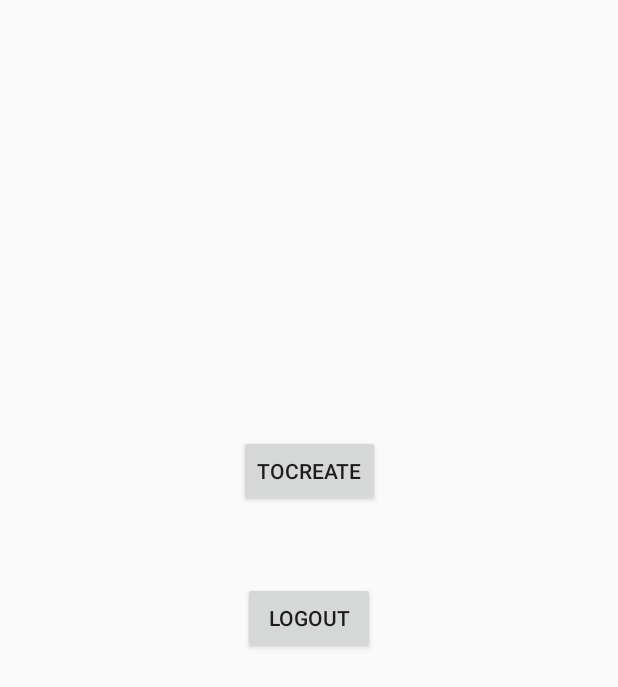
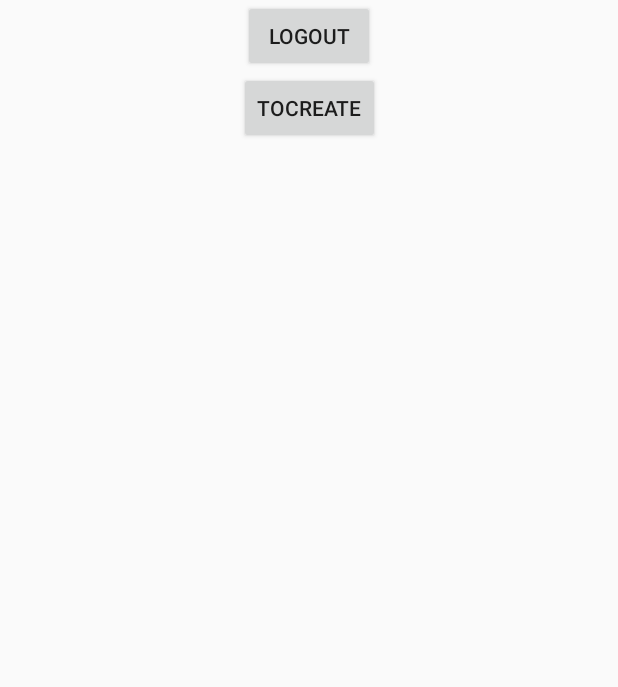
Before and after one commit to dubey2k/MSTi, an Android app: the screen it shows after launch once a user with an empty profile is signed in (MainActivity), on a phone screen of 412 x 824 dp. Shown: the top 687 px of the screen. Run offline under Robolectric (Android 15) with nearby library versions, the phone set to English and light mode, and no system bars; our stand-ins replace Firebase (no records; nobody signed in at launch, a user with empty details on screens opened directly).

```diff
--- a/app/build.gradle
+++ b/app/build.gradle
@@ -21,6 +21,7 @@ android {
 }
 
 dependencies {
+
     implementation fileTree(dir: 'libs', include: ['*.jar'])
     implementation 'androidx.appcompat:appcompat:1.1.0'
     implementation 'androidx.constraintlayout:constraintlayout:1.1.3'
@@ -29,13 +30,13 @@ dependencies {
     implementation 'com.google.firebase:firebase-database:19.2.0'
     implementation 'com.google.firebase:firebase-firestore:21.3.1'
     testImplementation 'junit:junit:4.12'
-    androidTestImplementation 'androidx.test.ext:junit:1.1.0'
+    androidTestImplementation 'androidx.test.ext:junit:1.1.1'
     androidTestImplementation 'androidx.test.espresso:espresso-core:3.2.0'
     implementation 'androidx.cardview:cardview:1.0.0'
     implementation 'com.google.android.material:material:1.0.0'
     implementation 'de.hdodenhof:circleimageview:3.0.1'
 
-    implementation 'com.google.android.gms:play-services-auth:16.0.0'
+    implementation 'com.google.android.gms:play-services-auth:17.0.0'
     implementation 'me.dm7.barcodescanner:zxing:1.9'
 
 
--- a/app/src/main/java/com/example/msti/Create_Profile.java
+++ b/app/src/main/java/com/example/msti/Create_Profile.java
@@ -49,13 +49,14 @@ public class Create_Profile extends AppCompatActivity {
     ArrayAdapter<String> year_Adapter_spinner;
 
 
-     FirebaseFirestore database = FirebaseFirestore.getInstance();
+     private FirebaseFirestore database;
 
 
     @Override
     protected void onCreate(@Nullable Bundle savedInstanceState) {
         super.onCreate(savedInstanceState);
         setContentView(R.layout.create_profile);
+        database = FirebaseFirestore.getInstance();
         init();
 
 
--- a/app/src/main/java/com/example/msti/MainActivity.java
+++ b/app/src/main/java/com/example/msti/MainActivity.java
@@ -1,23 +1,31 @@
 package com.example.msti;
 
+import androidx.annotation.NonNull;
 import androidx.appcompat.app.AppCompatActivity;
 
 import android.content.Intent;
 import android.os.Bundle;
 import android.view.Menu;
+import android.view.MenuItem;
 import android.view.View;
 import android.widget.Button;
 
+import com.google.android.material.navigation.NavigationView;
 import com.google.firebase.auth.FirebaseAuth;
 
-public class MainActivity extends AppCompatActivity {
+public class MainActivity extends AppCompatActivity implements NavigationView.OnNavigationItemSelectedListener {
     Button logout,tocreate;
     FirebaseAuth mAuth= FirebaseAuth.getInstance();
+    NavigationView navigationView;
+
 
     @Override
     protected void onCreate(Bundle savedInstanceState) {
         super.onCreate(savedInstanceState);
         setContentView(R.layout.activity_main);
+         navigationView = findViewById(R.id.nav_view);
+
+         navigationView.setNavigationItemSelectedListener(this);
 
         tocreate=findViewById(R.id.tocreate);
         logout = findViewById(R.id.logout);
@@ -38,4 +46,8 @@ public class MainActivity extends AppCompatActivity {
         });
     }
 
+    @Override
+    public boolean onNavigationItemSelected(@NonNull MenuItem menuItem) {
+        return false;
+    }
 }
--- a/app/src/main/res/layout/activity_login.xml
+++ b/app/src/main/res/layout/activity_login.xml
@@ -19,7 +19,6 @@
         app:layout_constraintTop_toTopOf="parent" />
 
     <com.google.android.material.textfield.TextInputLayout
-        android:id="@+id/textInputLayout"
         android:layout_width="match_parent"
         android:layout_height="wrap_content"
         android:layout_marginStart="10dp"
--- a/app/src/main/res/layout/activity_main.xml
+++ b/app/src/main/res/layout/activity_main.xml
@@ -1,17 +1,27 @@
 <?xml version="1.0" encoding="utf-8"?>
-<androidx.constraintlayout.widget.ConstraintLayout xmlns:android="http://schemas.android.com/apk/res/android"
+<androidx.drawerlayout.widget.DrawerLayout xmlns:android="http://schemas.android.com/apk/res/android"
     xmlns:app="http://schemas.android.com/apk/res-auto"
     xmlns:tools="http://schemas.android.com/tools"
     android:layout_width="match_parent"
     android:layout_height="match_parent"
     tools:context=".MainActivity">
+    <LinearLayout
+        android:layout_width="match_parent"
+        android:layout_height="match_parent"
+        android:orientation="vertical">
+
+        <FrameLayout
+            android:layout_width="match_parent"
+            android:layout_height="match_parent">
+            <androidx.constraintlayout.widget.ConstraintLayout
+                android:layout_width="match_parent"
+                android:layout_height="match_parent">
 
                 <Button
                     android:id="@+id/logout"
                     android:layout_width="wrap_content"
                     android:layout_height="wrap_content"
                     android:text="Logout"
-        app:layout_constraintBottom_toBottomOf="parent"
                     app:layout_constraintEnd_toEndOf="parent"
                     app:layout_constraintStart_toStartOf="parent"
                     app:layout_constraintTop_toTopOf="parent" />
@@ -20,9 +30,21 @@
                     android:id="@+id/tocreate"
                     android:layout_width="wrap_content"
                     android:layout_height="wrap_content"
-        android:layout_marginBottom="50dp"
                     android:text="tocreate"
-        app:layout_constraintBottom_toTopOf="@+id/logout"
                     app:layout_constraintEnd_toEndOf="parent"
-        app:layout_constraintStart_toStartOf="parent" />
+                    app:layout_constraintStart_toStartOf="parent"
+                    app:layout_constraintTop_toBottomOf="@+id/logout" />
             </androidx.constraintlayout.widget.ConstraintLayout>
+
+        </FrameLayout>
+    </LinearLayout>
+
+    <com.google.android.material.navigation.NavigationView
+        android:id="@+id/nav_view"
+        android:layout_width="wrap_content"
+        android:layout_height="match_parent"
+        android:layout_gravity="start"
+        app:headerLayout="@layout/main_nav_header"
+        app:menu="@menu/main_nav_drawer_menu" />
+
+</androidx.drawerlayout.widget.DrawerLayout>
--- a/app/src/main/res/layout/activity_splash_screen.xml
+++ b/app/src/main/res/layout/activity_splash_screen.xml
@@ -7,7 +7,6 @@
     tools:context=".SplashScreen">
 
     <TextView
-        android:id="@+id/textView2"
         android:layout_width="wrap_content"
         android:layout_height="wrap_content"
         android:text="TextView"
--- a/app/src/main/res/layout/create_profile.xml
+++ b/app/src/main/res/layout/create_profile.xml
@@ -70,13 +70,11 @@
                 app:layout_constraintTop_toBottomOf="@+id/textView5">
 
                 <RadioButton
-                    android:id="@+id/male"
                     android:layout_width="match_parent"
                     android:layout_height="wrap_content"
                     android:text="Male" />
 
                 <RadioButton
-                    android:id="@+id/radioButton2"
                     android:layout_width="match_parent"
                     android:layout_height="wrap_content"
                     android:text="Female" />
@@ -136,21 +134,18 @@
                 app:layout_constraintTop_toBottomOf="@+id/textView6">
 
                 <RadioButton
-                    android:id="@+id/msit"
                     android:checked="true"
                     android:layout_width="match_parent"
                     android:layout_height="wrap_content"
                     android:text="MSIT" />
 
                 <RadioButton
-                    android:id="@+id/msi"
                     android:layout_width="match_parent"
                     android:layout_height="wrap_content"
                     android:text="MSI" />
             </RadioGroup>
 
             <Spinner
-                android:id="@+id/student_shift"
                 android:layout_width="100dp"
                 android:layout_height="wrap_content"
                 android:layout_marginStart="30dp"
```
Also changed, not shown: app/src/main/AndroidManifest.xml (+8 -5 lines), app/src/main/java/com/example/msti/scan_qr.java (added, +40 -0 lines), app/src/main/res/drawable/default_profile_pic.xml (added, +9 -0 lines), app/src/main/res/layout/main_nav_header.xml (added, +34 -0 lines), app/src/main/res/menu/main_nav_drawer_menu.xml (renamed from app/src/main/res/menu/main_menu.xml). Lines whose indentation alone changed are shown as unchanged.
